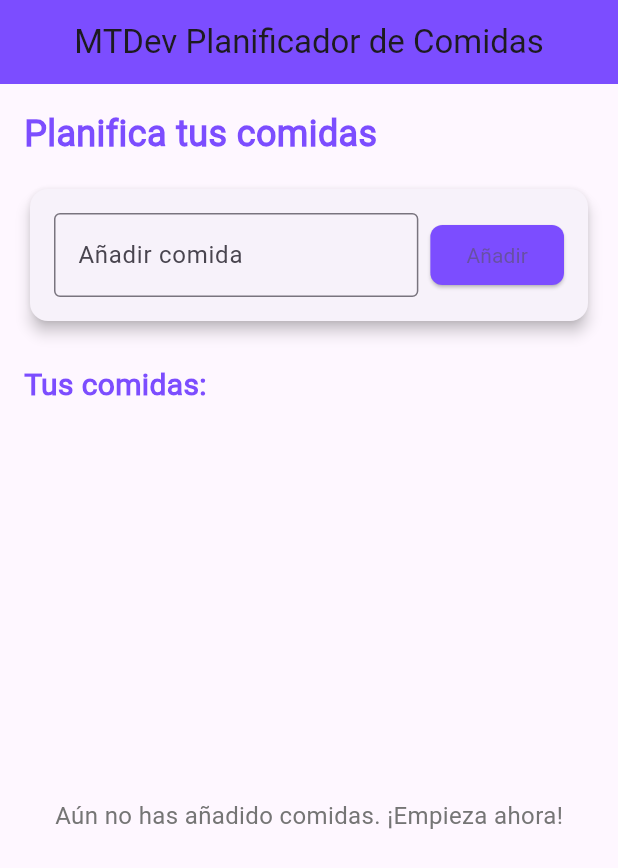
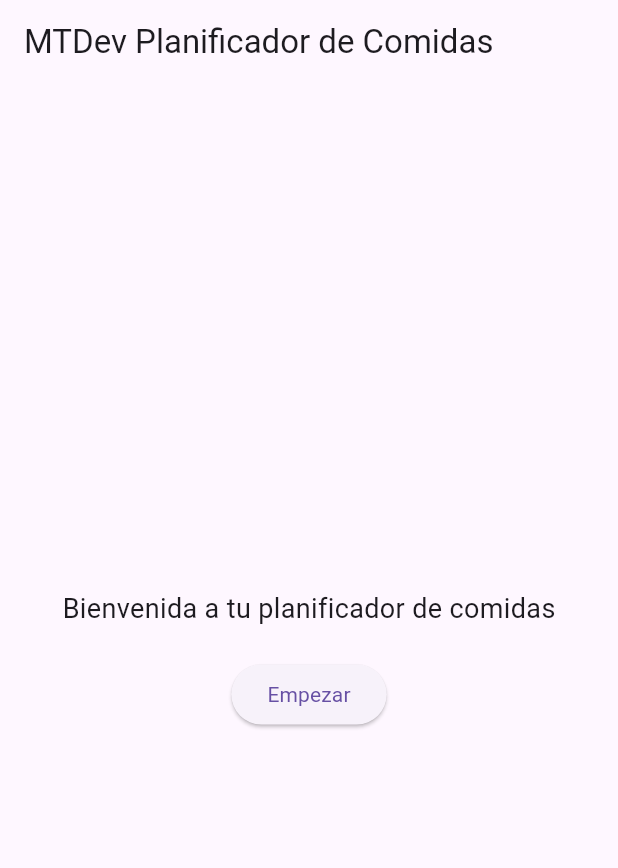
Before and after one commit to martatorredev/mtdev-planificador-comidas, a Flutter app: the screen it shows after launch, on a phone screen of 412 x 824 dp. Shown: the top 868 px of the screen. Run offline on Flutter 3.47's test engine with Material 3 defaults, Android fonts, the phone set to English and light mode, and no system bars; Roboto replaces fonts that are missing (Poppins).

Commit message:
fix problems

```diff
--- a/lib/main.dart
+++ b/lib/main.dart
@@ -1,23 +1,23 @@
 import 'package:flutter/material.dart';
-import 'screens/home_screen.dart';
+import 'package:mtdev_planificador_comidas/screens/home_screen.dart';
 
 void main() {
   runApp(const MyApp());
 }
 
 class MyApp extends StatelessWidget {
-  const MyApp({Key? key}) : super(key: key);
+  const MyApp({super.key}); // Super parámetro utilizado aquí.
 
   @override
   Widget build(BuildContext context) {
     return MaterialApp(
-      debugShowCheckedModeBanner: false,
-      title: 'MTDev Planificador de Comidas',
+      debugShowCheckedModeBanner: false, // Eliminamos la marca de debug
+      title: 'Planificador de Comidas',
       theme: ThemeData(
-        primarySwatch: Colors.deepPurple,
-        fontFamily: 'Poppins',
+        primarySwatch: Colors.teal,
+        visualDensity: VisualDensity.adaptivePlatformDensity,
       ),
-      home: HomeScreen(), // Eliminar el 'const'
+      home: const HomeScreen(),
     );
   }
 }
--- a/lib/screens/home_screen.dart
+++ b/lib/screens/home_screen.dart
@@ -1,124 +1,29 @@
+import 'dart:developer' as developer;
 import 'package:flutter/material.dart';
 
-class HomeScreen extends StatefulWidget {
-  @override
-  _HomeScreenState createState() => _HomeScreenState();
-}
-
-class _HomeScreenState extends State<HomeScreen> {
-  final TextEditingController _controller = TextEditingController();
-  final List<String> _meals = [];
+class HomeScreen extends StatelessWidget {
+  const HomeScreen({super.key}); // El parámetro 'key' se pasa como superparameter.
 
   @override
   Widget build(BuildContext context) {
     return Scaffold(
       appBar: AppBar(
         title: const Text('MTDev Planificador de Comidas'),
-        backgroundColor: Colors.deepPurpleAccent,
-        centerTitle: true,
       ),
-      body: Padding(
-        padding: const EdgeInsets.all(16.0),
+      body: Center(
         child: Column(
-          crossAxisAlignment: CrossAxisAlignment.start,
-          children: [
-            Text(
-              'Planifica tus comidas',
-              style: TextStyle(
-                fontSize: 24,
-                fontWeight: FontWeight.bold,
-                color: Colors.deepPurpleAccent,
-              ),
+          mainAxisAlignment: MainAxisAlignment.center,
+          children: <Widget>[
+            const Text(
+              'Bienvenida a tu planificador de comidas',
+              style: TextStyle(fontSize: 18),
             ),
-            const SizedBox(height: 16),
-            Card(
-              elevation: 4,
-              shape: RoundedRectangleBorder(
-                borderRadius: BorderRadius.circular(12),
-              ),
-              child: Padding(
-                padding: const EdgeInsets.all(16.0),
-                child: Row(
-                  children: [
-                    Expanded(
-                      child: TextField(
-                        controller: _controller,
-                        decoration: const InputDecoration(
-                          labelText: 'Añadir comida',
-                          border: OutlineInputBorder(),
-                        ),
-                      ),
-                    ),
-                    const SizedBox(width: 8),
-                    ElevatedButton(
-                      onPressed: () {
-                        if (_controller.text.isNotEmpty) {
-                          setState(() {
-                            _meals.add(_controller.text);
-                            _controller.clear();
-                          });
-                        }
-                      },
-                      style: ElevatedButton.styleFrom(
-                        backgroundColor: Colors.deepPurpleAccent,
-                        shape: RoundedRectangleBorder(
-                          borderRadius: BorderRadius.circular(8),
-                        ),
-                      ),
-                      child: const Text('Añadir'),
-                    ),
-                  ],
-                ),
-              ),
-            ),
-            const SizedBox(height: 24),
-            Text(
-              'Tus comidas:',
-              style: TextStyle(
-                fontSize: 20,
-                fontWeight: FontWeight.bold,
-                color: Colors.deepPurpleAccent,
-              ),
-            ),
-            const SizedBox(height: 8),
-            Expanded(
-              child: _meals.isEmpty
-                  ? Center(
-                      child: Text(
-                        'Aún no has añadido comidas. ¡Empieza ahora!',
-                        style: TextStyle(
-                          fontSize: 16,
-                          color: Colors.grey[600],
-                        ),
-                      ),
-                    )
-                  : ListView.builder(
-                      itemCount: _meals.length,
-                      itemBuilder: (context, index) {
-                        return Card(
-                          elevation: 2,
-                          margin: const EdgeInsets.symmetric(
-                              vertical: 6, horizontal: 4),
-                          shape: RoundedRectangleBorder(
-                            borderRadius: BorderRadius.circular(8),
-                          ),
-                          child: ListTile(
-                            title: Text(
-                              _meals[index],
-                              style: const TextStyle(fontSize: 16),
-                            ),
-                            trailing: IconButton(
-                              icon: const Icon(Icons.delete, color: Colors.red),
-                              onPressed: () {
-                                setState(() {
-                                  _meals.removeAt(index);
-                                });
-                              },
-                            ),
-                          ),
-                        );
-                      },
-                    ),
+            const SizedBox(height: 20),
+            ElevatedButton(
+              onPressed: () {
+                developer.log('Botón "Empezar" pulsado'); // Sustituye print.
+              },
+              child: const Text('Empezar'),
             ),
           ],
         ),
```
